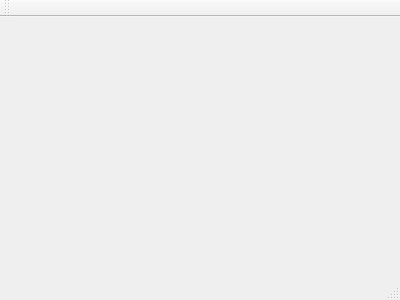
The window that trunk/ProjectCode/SGVcode/crack_detect_plc_control/mainwindow.ui (blacksherry0831/slicOutDoorParallelCollection.Spiral) describes before a commit, drawn with Qt 5.
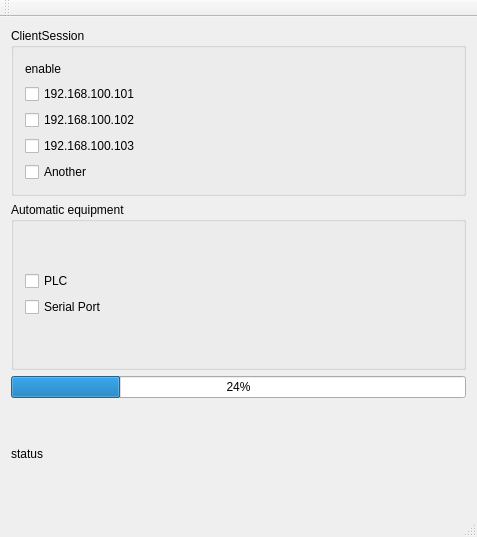
The same window after the commit.

```diff
--- a/trunk/ProjectCode/SGVcode/crack_detect_plc_control/mainwindow.ui
+++ b/trunk/ProjectCode/SGVcode/crack_detect_plc_control/mainwindow.ui
@@ -1,24 +1,157 @@
 <ui version="4.0">
  <class>MainWindow</class>
- <widget class="QMainWindow" name="MainWindow" >
-  <property name="geometry" >
+ <widget class="QMainWindow" name="MainWindow">
+  <property name="geometry">
    <rect>
     <x>0</x>
     <y>0</y>
-    <width>400</width>
-    <height>300</height>
+    <width>477</width>
+    <height>537</height>
    </rect>
   </property>
   <property name="windowTitle" >
    <string>MainWindow</string>
   </property>
-  <widget class="QMenuBar" name="menuBar" />
-  <widget class="QToolBar" name="mainToolBar" />
-  <widget class="QWidget" name="centralWidget" />
-  <widget class="QStatusBar" name="statusBar" />
+  <widget class="QWidget" name="centralWidget">
+   <layout class="QVBoxLayout" name="verticalLayout_2">
+    <item>
+     <layout class="QVBoxLayout" name="verticalLayout">
+      <item>
+       <layout class="QVBoxLayout" name="verticalLayout_3">
+        <item>
+         <widget class="QGroupBox" name="groupBox">
+          <property name="title">
+           <string>ClientSession</string>
+          </property>
+          <layout class="QVBoxLayout" name="verticalLayout_5">
+           <item>
+            <layout class="QVBoxLayout" name="verticalLayout_4">
+             <item>
+              <widget class="QLabel" name="label_channels_enable">
+               <property name="maximumSize">
+                <size>
+                 <width>16777215</width>
+                 <height>100</height>
+                </size>
+               </property>
+               <property name="text">
+                <string>enable</string>
+               </property>
+               <property name="textFormat">
+                <enum>Qt::PlainText</enum>
+               </property>
+               <property name="scaledContents">
+                <bool>false</bool>
+               </property>
+              </widget>
+             </item>
+             <item>
+              <widget class="QCheckBox" name="checkBox_101">
+               <property name="text">
+                <string>192.168.100.101</string>
+               </property>
+              </widget>
+             </item>
+             <item>
+              <widget class="QCheckBox" name="checkBox_102">
+               <property name="text">
+                <string>192.168.100.102</string>
+               </property>
+              </widget>
+             </item>
+             <item>
+              <widget class="QCheckBox" name="checkBox_103">
+               <property name="text">
+                <string>192.168.100.103</string>
+               </property>
+              </widget>
+             </item>
+            </layout>
+           </item>
+           <item>
+            <widget class="QCheckBox" name="checkBox_another">
+             <property name="text">
+              <string>Another</string>
+             </property>
+            </widget>
+           </item>
+          </layout>
+         </widget>
+        </item>
+        <item>
+         <widget class="QGroupBox" name="groupBox_2">
+          <property name="title">
+           <string>Automatic equipment</string>
+          </property>
+          <layout class="QVBoxLayout" name="verticalLayout_7">
+           <item>
+            <layout class="QVBoxLayout" name="verticalLayout_6">
+             <item>
+              <widget class="QCheckBox" name="checkBox_plc">
+               <property name="text">
+                <string>PLC</string>
+               </property>
+              </widget>
+             </item>
+             <item>
+              <widget class="QCheckBox" name="checkBox_serial_port">
+               <property name="text">
+                <string>Serial Port</string>
+               </property>
+              </widget>
+             </item>
+            </layout>
+           </item>
+          </layout>
+         </widget>
+        </item>
+        <item>
+         <widget class="QProgressBar" name="progressBar_sjts_plc_work_flow">
+          <property name="value">
+           <number>24</number>
+          </property>
+         </widget>
+        </item>
+        <item>
+         <widget class="QLabel" name="label_sjts_plc_work_flow">
+          <property name="maximumSize">
+           <size>
+            <width>16777215</width>
+            <height>100</height>
+           </size>
+          </property>
+          <property name="text">
+           <string>status</string>
+          </property>
+         </widget>
+        </item>
+       </layout>
+      </item>
+     </layout>
+    </item>
+   </layout>
+  </widget>
+  <widget class="QMenuBar" name="menuBar">
+   <property name="geometry">
+    <rect>
+     <x>0</x>
+     <y>0</y>
+     <width>477</width>
+     <height>23</height>
+    </rect>
+   </property>
+  </widget>
+  <widget class="QToolBar" name="mainToolBar">
+   <attribute name="toolBarArea">
+    <enum>TopToolBarArea</enum>
+   </attribute>
+   <attribute name="toolBarBreak">
+    <bool>false</bool>
+   </attribute>
+  </widget>
+  <widget class="QStatusBar" name="statusBar"/>
  </widget>
- <layoutDefault spacing="6" margin="11" />
- <pixmapfunction></pixmapfunction>
+ <layoutdefault spacing="6" margin="11"/>
  <resources/>
  <connections/>
 </ui>
```
Left out of the diff: 3 changed lines with no effect on the pictures.
